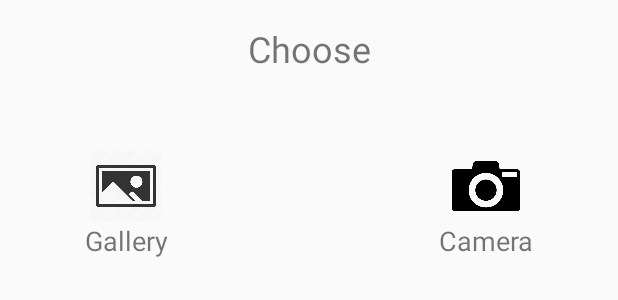
After one commit to obimike/noteApp, an Android app: the layout dialog_pick_image.xml on its own in the app's theme, with its tools: preview values and no code run, on a phone screen of 412 x 824 dp. The commit adds this screen. Shown: the top 300 px of the screen. Run offline under Robolectric (Android 15) with nearby library versions, the phone set to English and light mode, and no system bars.

Commit message:
add photo selection dialog

```diff
--- a/app/src/main/AndroidManifest.xml
+++ b/app/src/main/AndroidManifest.xml
@@ -6,6 +6,9 @@
     <uses-feature
         android:name="android.hardware.camera"
         android:required="false" />
+
+    <uses-permission android:name="android.permission.CAMERA" />
+    <uses-permission android:name="ANDROID.PERMISSION.READ_EXTERNAL_STORAGE"/>
 
     <application
         android:allowBackup="true"
--- a/app/src/main/res/layout/content_main.xml
+++ b/app/src/main/res/layout/content_main.xml
@@ -10,9 +10,9 @@
 
     <androidx.recyclerview.widget.RecyclerView
         android:id="@+id/recycler_view"
-        android:layout_width="409dp"
-        android:layout_height="889dp"
-        app:layout_constraintEnd_toEndOf="parent"
+        android:layout_width="match_parent"
+        android:layout_height="match_parent"
+        android:padding="16dp"
         app:layout_constraintStart_toStartOf="parent"
         app:layout_constraintTop_toTopOf="parent" />
 
--- /dev/null
+++ b/app/src/main/res/layout/dialog_pick_image.xml
@@ -0,0 +1,93 @@
+<?xml version="1.0" encoding="utf-8"?>
+<RelativeLayout xmlns:android="http://schemas.android.com/apk/res/android"
+    android:layout_width="match_parent"
+    android:layout_height="240dp"
+    xmlns:app="http://schemas.android.com/apk/res-auto"
+    android:padding="16dp">
+
+    <TextView
+        android:id="@+id/choose"
+        android:layout_width="match_parent"
+        android:layout_height="wrap_content"
+        android:layout_alignParentStart="true"
+        android:layout_alignParentTop="true"
+        android:layout_alignParentEnd="true"
+        android:gravity="center"
+        android:text="Choose"
+        android:textSize="24sp" />
+
+    <RelativeLayout
+        android:layout_width="match_parent"
+        android:layout_height="wrap_content"
+        android:layout_below="@+id/choose"
+        android:orientation="horizontal"
+        android:layout_margin="24dp">
+
+        <LinearLayout
+            android:id="@+id/gallery"
+            android:layout_width="wrap_content"
+            android:layout_height="wrap_content"
+            android:layout_alignParentStart="true"
+            android:layout_alignParentTop="true"
+            android:layout_alignParentBottom="true"
+            android:clickable="true"
+            app:rippleColor="@color/teal_200"
+            android:focusable="true"
+            android:gravity="center"
+            android:orientation="vertical"
+            android:padding="16dp">
+
+            <ImageView
+                android:layout_width="48dp"
+                android:layout_height="48dp"
+                android:clickable="true"
+                android:contentDescription="@string/image"
+                android:focusable="true"
+                android:scaleType="centerCrop"
+                android:src="@drawable/img" />
+
+            <TextView
+                android:layout_width="wrap_content"
+                android:layout_height="wrap_content"
+                android:gravity="center"
+                android:text="Gallery"
+                android:textSize="18sp" />
+
+        </LinearLayout>
+
+
+        <LinearLayout
+            android:id="@+id/camera"
+            android:layout_width="wrap_content"
+            android:layout_height="wrap_content"
+            android:layout_alignParentTop="true"
+            android:layout_alignParentEnd="true"
+            android:layout_alignParentBottom="true"
+            android:clickable="true"
+            app:rippleColor="@color/teal_200"
+            android:focusable="true"
+            android:gravity="center"
+            android:orientation="vertical"
+            android:padding="16dp">
+
+            <ImageView
+                android:layout_width="48dp"
+                android:layout_height="48dp"
+                android:clickable="true"
+                android:contentDescription="@string/image"
+                android:focusable="true"
+                android:scaleType="centerCrop"
+                android:src="@drawable/camera" />
+
+            <TextView
+                android:layout_width="wrap_content"
+                android:layout_height="wrap_content"
+                android:gravity="center"
+                android:text="Camera"
+                android:textSize="18sp" />
+
+        </LinearLayout>
+
+    </RelativeLayout>
+
+</RelativeLayout>
```
Also changed, not shown: app/src/main/java/com/tupen/AddNote.java (+108 -2 lines), app/src/main/java/com/tupen/DBManager.java (added, +74 -0 lines), app/src/main/java/com/tupen/MainActivity.java (+12 -0 lines), app/src/main/java/com/tupen/NoteAdapter.java (added, +53 -0 lines), app/src/main/res/layout/activity_add_note.xml (+5 -6 lines), app/src/main/res/layout/note_card.xml (added, +72 -0 lines), app/src/main/res/drawable/camera.png (added), app/src/main/res/drawable/img.png (added).
